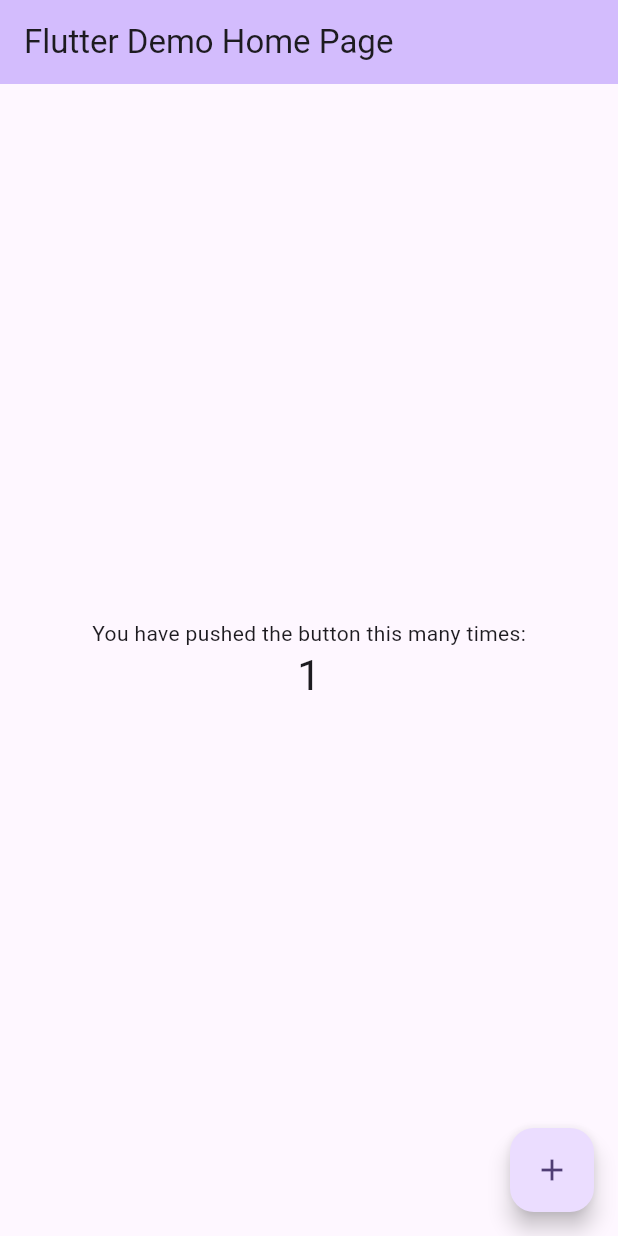
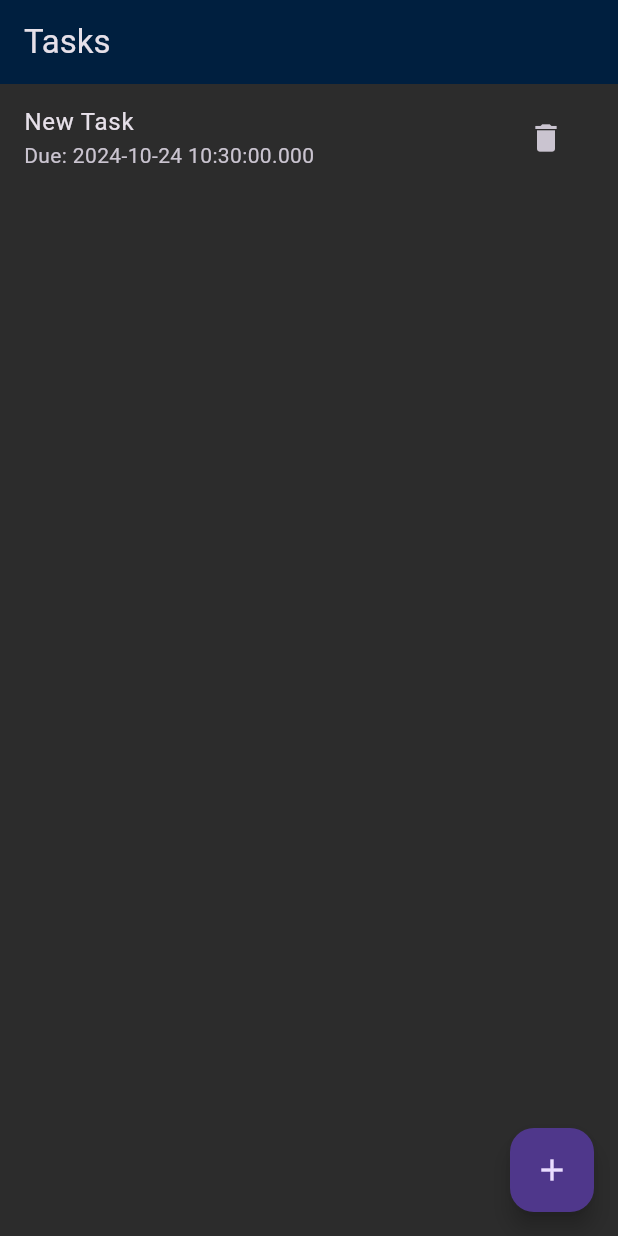
Before and after one commit to ketanambekar/kool_todo, a Flutter app: the screen it shows after launch, after a tap on the "add" icon, on a phone screen of 412 x 824 dp. Run offline on Flutter 3.47's test engine with Material 3 defaults, Android fonts, the phone set to English and light mode, and no system bars; our stand-ins replace get, sqflite; accounts and stored records are empty.

Commit message:
Base changes and main service setup!

```diff
--- a/lib/app/app.dart
+++ b/lib/app/app.dart
@@ -0,0 +1,29 @@
+import 'package:flutter/material.dart';
+import 'package:get/get.dart';
+import 'package:kool_todo/routes/app_routes.dart';
+import 'package:kool_todo/theme/app_colors.dart';
+
+class MyApp extends StatelessWidget {
+  const MyApp({super.key});
+
+  @override
+  Widget build(BuildContext context) {
+    return GetMaterialApp(
+      title: 'KoolTodo',
+      debugShowCheckedModeBanner: false,
+      theme: ThemeData(
+        brightness: Brightness.dark,
+        primaryColor: AppColors.primaryColor,
+        hintColor: AppColors.accentColor,
+        scaffoldBackgroundColor: AppColors.backgroundColor,
+        appBarTheme: const AppBarTheme(
+          color: AppColors.primaryColor,
+          iconTheme: IconThemeData(color: AppColors.white),
+        ),
+        cardColor: AppColors.cardColor,
+      ),
+      initialRoute: '/',
+      getPages: AppRoutes.pages,
+    );
+  }
+}
--- /dev/null
+++ b/lib/database/database.dart
@@ -0,0 +1,55 @@
+import 'package:sqflite/sqflite.dart';
+import 'package:path/path.dart';
+import 'package:path_provider/path_provider.dart';
+import 'dart:io';
+
+class DatabaseHelper {
+  static final DatabaseHelper instance = DatabaseHelper.internal();
+  static Database? _database;
+
+  factory DatabaseHelper() {
+    return instance;
+  }
+
+  DatabaseHelper.internal();
+
+  Future<Database> get database async {
+    if (_database != null) return _database!;
+    _database = await _initDB();
+    return _database!;
+  }
+
+  Future<Database> _initDB() async {
+    Directory documentsDirectory = await getApplicationDocumentsDirectory();
+    String path = join(documentsDirectory.path, 'kool_todo.db');
+    return await openDatabase(
+      path,
+      version: 1,
+      onCreate: _createDB,
+    );
+  }
+
+  Future<void> _createDB(Database db, int version) async {
+    await db.execute('''
+      CREATE TABLE tasks (
+        taskId INTEGER PRIMARY KEY AUTOINCREMENT,
+        taskName TEXT,
+        taskCreationDate TEXT,
+        taskTargetDate TEXT,
+        taskPriority INTEGER,
+        taskType TEXT,
+        taskShowAlert INTEGER,
+        taskAlertTime TEXT,
+        taskStatus TEXT,
+        taskGroupId INTEGER
+      )
+    ''');
+
+    await db.execute('''
+      CREATE TABLE groups (
+        groupId INTEGER PRIMARY KEY AUTOINCREMENT,
+        groupName TEXT
+      )
+    ''');
+  }
+}
--- a/lib/main.dart
+++ b/lib/main.dart
@@ -1,125 +1,13 @@
 import 'package:flutter/material.dart';
+import 'package:flutter/services.dart';
+import 'package:kool_todo/app/app.dart';
 
 void main() {
-  runApp(const MyApp());
+  WidgetsFlutterBinding.ensureInitialized();
+  SystemChrome.setPreferredOrientations([
+    DeviceOrientation.portraitUp,
+    DeviceOrientation.portraitDown,
+  ]).then((_) {
+    runApp(const MyApp());
+  });
 }
-
-class MyApp extends StatelessWidget {
-  const MyApp({super.key});
-
-  // This widget is the root of your application.
-  @override
-  Widget build(BuildContext context) {
-    return MaterialApp(
-      title: 'Flutter Demo',
-      theme: ThemeData(
-        // This is the theme of your application.
-        //
-        // TRY THIS: Try running your application with "flutter run". You'll see
-        // the application has a purple toolbar. Then, without quitting the app,
-        // try changing the seedColor in the colorScheme below to Colors.green
-        // and then invoke "hot reload" (save your changes or press the "hot
-        // reload" button in a Flutter-supported IDE, or press "r" if you used
-        // the command line to start the app).
-        //
-        // Notice that the counter didn't reset back to zero; the application
-        // state is not lost during the reload. To reset the state, use hot
-        // restart instead.
-        //
-        // This works for code too, not just values: Most code changes can be
-        // tested with just a hot reload.
-        colorScheme: ColorScheme.fromSeed(seedColor: Colors.deepPurple),
-        useMaterial3: true,
-      ),
-      home: const MyHomePage(title: 'Flutter Demo Home Page'),
-    );
-  }
-}
-
-class MyHomePage extends StatefulWidget {
-  const MyHomePage({super.key, required this.title});
-
-  // This widget is the home page of your application. It is stateful, meaning
-  // that it has a State object (defined below) that contains fields that affect
-  // how it looks.
-
-  // This class is the configuration for the state. It holds the values (in this
-  // case the title) provided by the parent (in this case the App widget) and
-  // used by the build method of the State. Fields in a Widget subclass are
-  // always marked "final".
-
-  final String title;
-
-  @override
-  State<MyHomePage> createState() => _MyHomePageState();
-}
-
-class _MyHomePageState extends State<MyHomePage> {
-  int _counter = 0;
-
-  void _incrementCounter() {
-    setState(() {
-      // This call to setState tells the Flutter framework that something has
-      // changed in this State, which causes it to rerun the build method below
-      // so that the display can reflect the updated values. If we changed
-      // _counter without calling setState(), then the build method would not be
-      // called again, and so nothing would appear to happen.
-      _counter++;
-    });
-  }
-
-  @override
-  Widget build(BuildContext context) {
-    // This method is rerun every time setState is called, for instance as done
-    // by the _incrementCounter method above.
-    //
-    // The Flutter framework has been optimized to make rerunning build methods
-    // fast, so that you can just rebuild anything that needs updating rather
-    // than having to individually change instances of widgets.
-    return Scaffold(
-      appBar: AppBar(
-        // TRY THIS: Try changing the color here to a specific color (to
-        // Colors.amber, perhaps?) and trigger a hot reload to see the AppBar
-        // change color while the other colors stay the same.
-        backgroundColor: Theme.of(context).colorScheme.inversePrimary,
-        // Here we take the value from the MyHomePage object that was created by
-        // the App.build method, and use it to set our appbar title.
-        title: Text(widget.title),
-      ),
-      body: Center(
-        // Center is a layout widget. It takes a single child and positions it
-        // in the middle of the parent.
-        child: Column(
-          // Column is also a layout widget. It takes a list of children and
-          // arranges them vertically. By default, it sizes itself to fit its
-          // children horizontally, and tries to be as tall as its parent.
-          //
-          // Column has various properties to control how it sizes itself and
-          // how it positions its children. Here we use mainAxisAlignment to
-          // center the children vertically; the main axis here is the vertical
-          // axis because Columns are vertical (the cross axis would be
-          // horizontal).
-          //
-          // TRY THIS: Invoke "debug painting" (choose the "Toggle Debug Paint"
-          // action in the IDE, or press "p" in the console), to see the
-          // wireframe for each widget.
-          mainAxisAlignment: MainAxisAlignment.center,
-          children: <Widget>[
-            const Text(
-              'You have pushed the button this many times:',
-            ),
-            Text(
-              '$_counter',
-              style: Theme.of(context).textTheme.headlineMedium,
-            ),
-          ],
-        ),
-      ),
-      floatingActionButton: FloatingActionButton(
-        onPressed: _incrementCounter,
-        tooltip: 'Increment',
-        child: const Icon(Icons.add),
-      ), // This trailing comma makes auto-formatting nicer for build methods.
-    );
-  }
-}
--- /dev/null
+++ b/lib/models/task.dart
@@ -0,0 +1,52 @@
+class Task {
+  int? taskId;
+  String taskName;
+  String taskCreationDate;
+  String taskTargetDate;
+  int taskPriority;
+  String taskType;
+  int taskShowAlert;
+  String taskAlertTime;
+  String taskStatus;
+  int taskGroupId;
+
+  Task({
+    this.taskId,
+    required this.taskName,
+    required this.taskCreationDate,
+    required this.taskTargetDate,
+    required this.taskPriority,
+    required this.taskType,
+    required this.taskShowAlert,
+    required this.taskAlertTime,
+    required this.taskStatus,
+    required this.taskGroupId,
+  });
+
+  // You can add fromMap and toMap methods for easier database interaction
+  factory Task.fromMap(Map<String, dynamic> json) => Task(
+    taskId: json['taskId'],
+    taskName: json['taskName'],
+    taskCreationDate: json['taskCreationDate'],
+    taskTargetDate: json['taskTargetDate'],
+    taskPriority: json['taskPriority'],
+    taskType: json['taskType'],
+    taskShowAlert: json['taskShowAlert'],
+    taskAlertTime: json['taskAlertTime'],
+    taskStatus: json['taskStatus'],
+    taskGroupId: json['taskGroupId'],
+  );
+
+  Map<String, dynamic> toMap() => {
+    'taskId': taskId,
+    'taskName': taskName,
+    'taskCreationDate': taskCreationDate,
+    'taskTargetDate': taskTargetDate,
+    'taskPriority': taskPriority,
+    'taskType': taskType,
+    'taskShowAlert': taskShowAlert,
+    'taskAlertTime': taskAlertTime,
+    'taskStatus': taskStatus,
+    'taskGroupId': taskGroupId,
+  };
+}
--- /dev/null
+++ b/lib/routes/app_routes.dart
@@ -0,0 +1,15 @@
+import 'package:get/get.dart';
+import 'package:kool_todo/screens/dashboard/dashboard.dart';
+
+
+class AppRoutes {
+  static const String dashboard = '/';
+  static const String addTask = '/add-task';
+
+  static List<GetPage> pages = [
+    GetPage(
+      name: dashboard,
+      page: () =>  Dashboard(),
+    )
+  ];
+}
--- /dev/null
+++ b/lib/screens/dashboard/dashboard.dart
@@ -0,0 +1,55 @@
+import 'package:flutter/material.dart';
+import 'package:get/get.dart';
+import 'package:kool_todo/models/task.dart';
+import 'package:kool_todo/screens/dashboard/dashboard_controller.dart';
+
+class Dashboard extends StatelessWidget {
+   Dashboard({super.key});
+
+  final DashboardController taskController = Get.put(DashboardController());
+
+  @override
+  Widget build(BuildContext context) {
+    return Scaffold(
+      appBar: AppBar(title: Text('Tasks')),
+      body: Obx(() {
+        return ListView.builder(
+          itemCount: taskController.tasks.length,
+          itemBuilder: (context, index) {
+            final task = taskController.tasks[index];
+            return ListTile(
+              title: Text(task.taskName),
+              subtitle: Text('Due: ${task.taskTargetDate}'),
+              trailing: IconButton(
+                icon: Icon(Icons.delete),
+                onPressed: () {
+                  taskController.deleteTask(task.taskId!);
+                },
+              ),
+              onTap: () {
+                // Handle task tap for edit
+              },
+            );
+          },
+        );
+      }),
+      floatingActionButton: FloatingActionButton(
+        onPressed: () {
+          // Function to add a new task
+          taskController.addTask(Task(
+            taskName: "New Task",
+            taskCreationDate: DateTime.now().toString(),
+            taskTargetDate: DateTime.now().add(Duration(days: 1)).toString(),
+            taskPriority: 1,
+            taskType: "General",
+            taskShowAlert: 0,
+            taskAlertTime: "",
+            taskStatus: "Pending",
+            taskGroupId: 1,  // Sample group ID
+          ));
+        },
+        child: Icon(Icons.add),
+      ),
+    );
+  }
+}
--- /dev/null
+++ b/lib/screens/dashboard/dashboard_controller.dart
@@ -0,0 +1,46 @@
+import 'package:get/get.dart';
+import 'package:kool_todo/models/task.dart';
+import 'package:kool_todo/service/task_service.dart';
+
+
+class DashboardController extends GetxController {
+  final TaskService _taskService = TaskService();
+
+  // Observable list of tasks
+  var tasks = <Task>[].obs;
+
+  // Fetch tasks when the controller is initialized
+  @override
+  void onInit() {
+    fetchTasks();
+    super.onInit();
+  }
+
+  // Fetch all tasks from the database
+  void fetchTasks() async {
+    tasks.value = await _taskService.getTasks();
+  }
+
+  // Add a new task
+  void addTask(Task task) async {
+    await _taskService.createTask(task);
+    fetchTasks();  // Refresh the list after adding
+  }
+
+  // Update an existing task
+  void updateTask(Task task) async {
+    await _taskService.updateTask(task);
+    fetchTasks();  // Refresh the list after updating
+  }
+
+  // Delete a task by its ID
+  void deleteTask(int taskId) async {
+    await _taskService.deleteTask(taskId);
+    fetchTasks();  // Refresh the list after deleting
+  }
+
+  // Optionally, you can create a method to get a specific task by ID
+  Task? getTaskById(int taskId) {
+    return tasks.firstWhere((task) => task.taskId == taskId);
+  }
+}
--- /dev/null
+++ b/lib/service/task_service.dart
@@ -0,0 +1,47 @@
+import 'package:kool_todo/database/database.dart';
+import 'package:kool_todo/models/task.dart';
+import 'package:sqflite/sqflite.dart';
+
+
+class TaskService {
+  // Get all tasks from the database
+  Future<List<Task>> getTasks() async {
+    final db = await DatabaseHelper().database;
+    final List<Map<String, dynamic>> maps = await db.query('tasks');
+
+    return List.generate(maps.length, (i) {
+      return Task.fromMap(maps[i]);
+    });
+  }
+
+  // Create a new task
+  Future<void> createTask(Task task) async {
+    final db = await DatabaseHelper().database;
+    await db.insert(
+      'tasks',
+      task.toMap(),
+      conflictAlgorithm: ConflictAlgorithm.replace,
+    );
+  }
+
+  // Update an existing task
+  Future<void> updateTask(Task task) async {
+    final db = await DatabaseHelper().database;
+    await db.update(
+      'tasks',
+      task.toMap(),
+      where: 'taskId = ?',
+      whereArgs: [task.taskId],
+    );
+  }
+
+  // Delete a task
+  Future<void> deleteTask(int taskId) async {
+    final db = await DatabaseHelper().database;
+    await db.delete(
+      'tasks',
+      where: 'taskId = ?',
+      whereArgs: [taskId],
+    );
+  }
+}
--- /dev/null
+++ b/lib/theme/app_colors.dart
@@ -0,0 +1,21 @@
+import 'package:flutter/material.dart';
+
+class AppColors {
+  static const Color navyBlue = Color(0xFF001F3F);
+  static const Color gold = Color(0xFFFFD700);
+  static const Color white = Color(0xFFE0E0E0);
+  static const Color red = Color(0xFFB22222);
+  static const Color green = Color(0xFF006400);
+  static const Color yellow = Color(0xFFFFD300);
+  static const Color brown = Color(0xFF8B4513);
+  static const Color orange = Color(0xFFFFA500);
+  static const Color darkGray = Color(0xFF2C2C2C);
+  static const Color purple = Color(0xFF5C4B8A);
+  static const Color darkRed = Color(0xFF8B0000);
+  static const Color darkBlue = Color(0xFF0D1B2A);
+
+  static const Color primaryColor = navyBlue;
+  static const Color accentColor = gold;
+  static const Color backgroundColor = darkGray;
+  static const Color cardColor = Color(0xFF1E1E1E);
+}
```
Also changed, not shown: pubspec.yaml (+25 -69 lines), fonts/poppins/Poppins-Bold.ttf (added), fonts/poppins/Poppins-Regular.ttf (added), fonts/poppins/Poppins-SemiBold.ttf (added), fonts/quicksand/Quicksand-Bold.ttf (added), fonts/quicksand/Quicksand-Light.ttf (added), fonts/quicksand/Quicksand-Medium.ttf (added), fonts/quicksand/Quicksand-Regular.ttf (added), fonts/quicksand/Quicksand-SemiBold.ttf (added).
